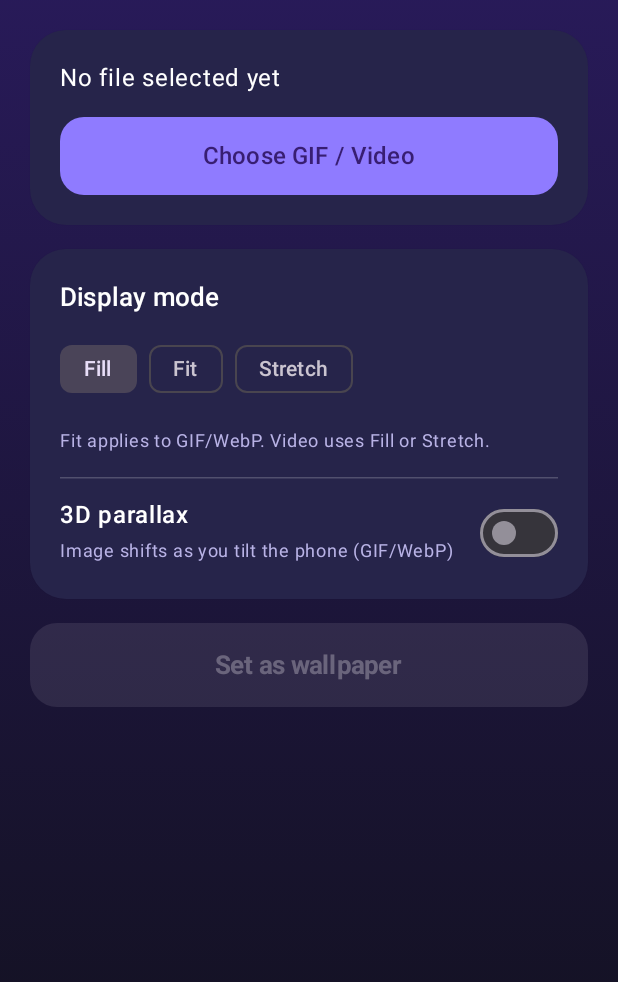
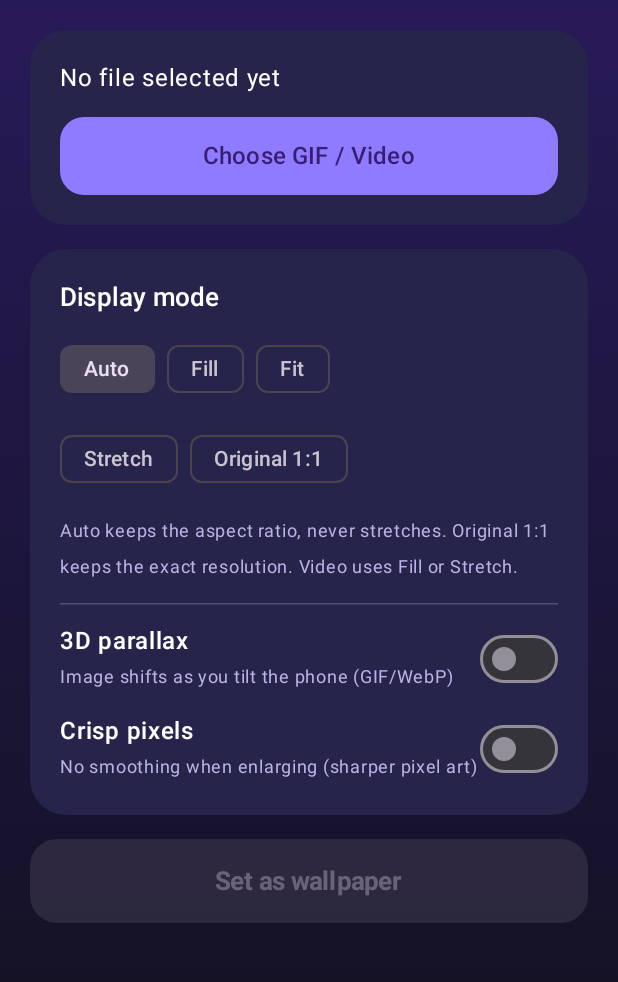
Before and after one commit to nam348tnh3gp/LiveWall, an Android app built with Jetpack Compose: the screen it shows after launch (MainActivity), on a phone screen of 412 x 824 dp, the part 114-1096 px from its top. Run offline under Robolectric (Android 15) with nearby library versions, the phone set to English and light mode, and no system bars.

Commit message:
Update code mới nhất

```diff
--- a/app/src/main/java/com/nam/livewall/MainActivity.kt
+++ b/app/src/main/java/com/nam/livewall/MainActivity.kt
@@ -48,6 +48,7 @@ fun Screen() {
     val prefs = remember { Prefs(ctx) }
     var mode by remember { mutableIntStateOf(prefs.mode) }
     var parallax by remember { mutableStateOf(prefs.parallax) }
+    var crisp by remember { mutableStateOf(prefs.crisp) }
     var name by remember { mutableStateOf(if (prefs.file() != null) prefs.name else "") }
     val lang = AppCompatDelegate.getApplicationLocales()[0]?.language ?: Locale.getDefault().language
     val errorMsg = stringResource(R.string.copy_error)
@@ -105,15 +106,19 @@ fun Screen() {
             ElevatedCard(shape = RoundedCornerShape(24.dp), colors = CardDefaults.elevatedCardColors(containerColor = cardColor)) {
                 Column(Modifier.padding(20.dp), verticalArrangement = Arrangement.spacedBy(12.dp)) {
                     Text(stringResource(R.string.mode_title), color = Color.White, fontWeight = FontWeight.SemiBold, fontSize = 17.sp)
-                    Row(horizontalArrangement = Arrangement.spacedBy(8.dp)) {
-                        listOf(Prefs.FILL to R.string.fill, Prefs.FIT to R.string.fit, Prefs.STRETCH to R.string.stretch)
-                            .forEach { (m, res) ->
+                    listOf(
+                        listOf(Prefs.AUTO to R.string.auto, Prefs.FILL to R.string.fill, Prefs.FIT to R.string.fit),
+                        listOf(Prefs.STRETCH to R.string.stretch, Prefs.ORIGINAL to R.string.original)
+                    ).forEach { rowItems ->
+                        Row(horizontalArrangement = Arrangement.spacedBy(8.dp)) {
+                            rowItems.forEach { (m, res) ->
                                 FilterChip(
                                     selected = mode == m,
                                     onClick = { mode = m; prefs.mode = m },
                                     label = { Text(stringResource(res)) }
                                 )
                             }
+                        }
                     }
                     Text(stringResource(R.string.mode_note), color = soft, fontSize = 12.sp)
                     HorizontalDivider(color = Color(0x33FFFFFF))
@@ -123,6 +128,13 @@ fun Screen() {
                             Text(stringResource(R.string.parallax_desc), color = soft, fontSize = 12.sp)
                         }
                         Switch(checked = parallax, onCheckedChange = { parallax = it; prefs.parallax = it })
+                    }
+                    Row(verticalAlignment = Alignment.CenterVertically) {
+                        Column(Modifier.weight(1f)) {
+                            Text(stringResource(R.string.crisp), color = Color.White, fontWeight = FontWeight.SemiBold)
+                            Text(stringResource(R.string.crisp_desc), color = soft, fontSize = 12.sp)
+                        }
+                        Switch(checked = crisp, onCheckedChange = { crisp = it; prefs.crisp = it })
                     }
                 }
             }
--- a/app/src/main/java/com/nam/livewall/Prefs.kt
+++ b/app/src/main/java/com/nam/livewall/Prefs.kt
@@ -7,11 +7,14 @@ import java.io.File
 class Prefs(private val ctx: Context) {
     val sp: SharedPreferences = ctx.getSharedPreferences("lw", Context.MODE_PRIVATE)
     var mode: Int
-        get() = sp.getInt("mode", FILL)
+        get() = sp.getInt("mode", AUTO)
         set(v) = sp.edit().putInt("mode", v).apply()
     var parallax: Boolean
         get() = sp.getBoolean("parallax", false)
         set(v) = sp.edit().putBoolean("parallax", v).apply()
+    var crisp: Boolean
+        get() = sp.getBoolean("crisp", false)
+        set(v) = sp.edit().putBoolean("crisp", v).apply()
     var isVideo: Boolean
         get() = sp.getBoolean("video", false)
         set(v) = sp.edit().putBoolean("video", v).apply()
@@ -23,5 +26,5 @@ class Prefs(private val ctx: Context) {
         set(v) = sp.edit().putLong("stamp", v).apply()
     fun file(): File? = File(ctx.filesDir, "wall.bin").takeIf { it.exists() }
 
-    companion object { const val FILL = 0; const val FIT = 1; const val STRETCH = 2 }
+    companion object { const val AUTO = 0; const val FILL = 1; const val FIT = 2; const val STRETCH = 3; const val ORIGINAL = 4 }
 }
--- a/app/src/main/res/values/strings.xml
+++ b/app/src/main/res/values/strings.xml
@@ -9,10 +9,14 @@
     <string name="fill">Fill</string>
     <string name="fit">Fit</string>
     <string name="stretch">Stretch</string>
-    <string name="mode_note">Fit applies to GIF/WebP. Video uses Fill or Stretch.</string>
+    <string name="mode_note">Auto keeps the aspect ratio, never stretches. Original 1:1 keeps the exact resolution. Video uses Fill or Stretch.</string>
     <string name="parallax">3D parallax</string>
     <string name="parallax_desc">Image shifts as you tilt the phone (GIF/WebP)</string>
     <string name="set_wall">Set as wallpaper</string>
     <string name="language">Language</string>
     <string name="copy_error">Could not open this file</string>
+    <string name="auto">Auto</string>
+    <string name="original">Original 1:1</string>
+    <string name="crisp">Crisp pixels</string>
+    <string name="crisp_desc">No smoothing when enlarging (sharper pixel art)</string>
 </resources>
```
Also changed, not shown: app/src/main/java/com/nam/livewall/LiveWallpaperService.kt (+14 -3 lines), 1 other file.
